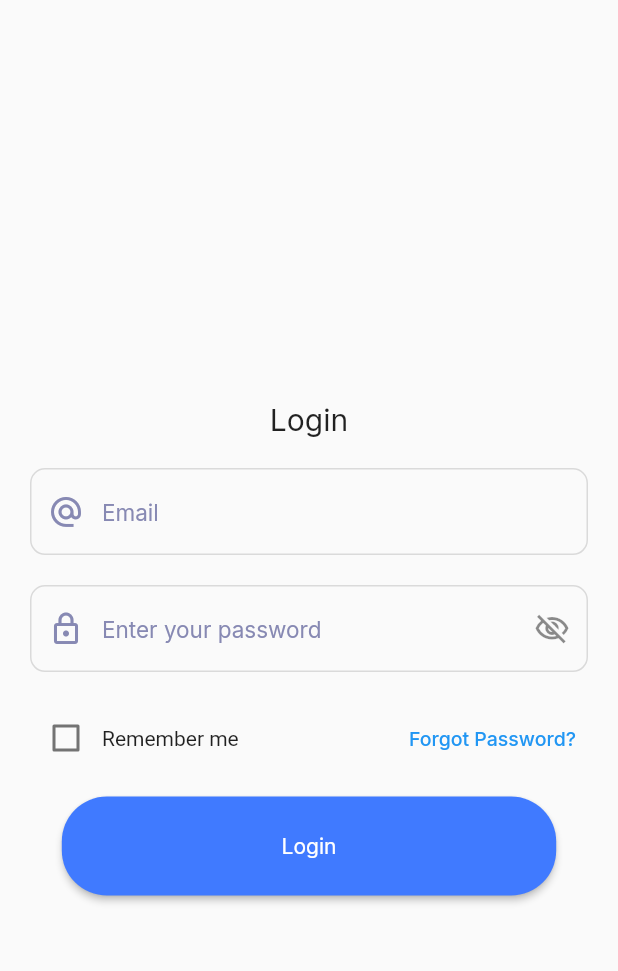
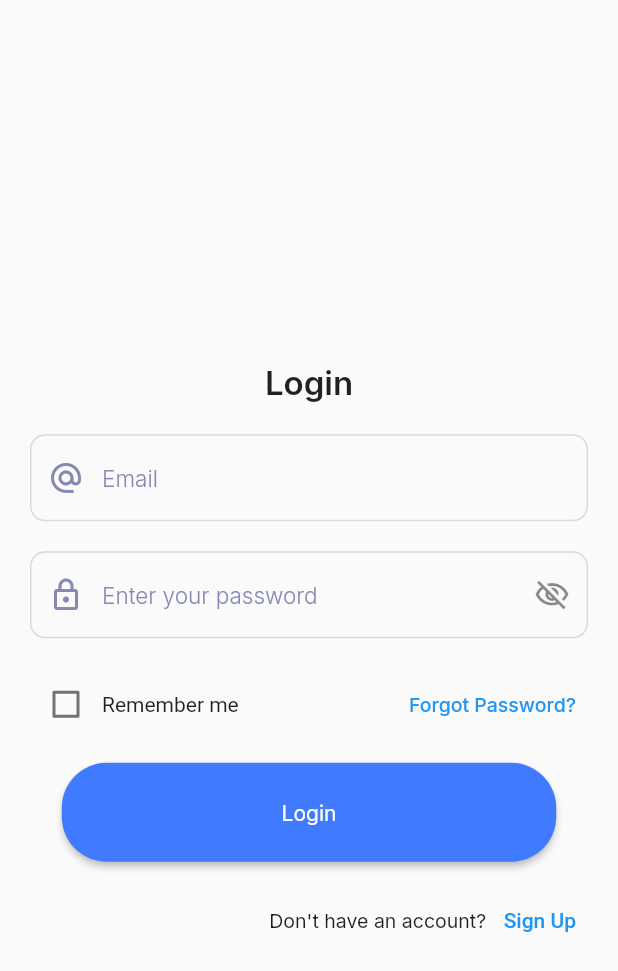
Before and after one commit to salemakowe/Spare, a Flutter app: the screen it shows after launch, after a tap on "Get Started", on a phone screen of 412 x 824 dp. Shown: the top 971 px of the screen. Run offline on Flutter 3.47's test engine with Material 2 defaults, Android fonts, the phone set to English and light mode, and no system bars; our stand-ins replace google_fonts, smooth_page_indicator.

Commit message:
SignUp Page

```diff
--- a/spare/lib/screens/login.dart
+++ b/spare/lib/screens/login.dart
@@ -2,6 +2,7 @@ import "package:flutter/material.dart";
 import 'package:google_fonts/google_fonts.dart';
 import 'package:spare/constants/color.dart';
 import 'package:spare/screens/home.dart';
+import 'package:spare/screens/signup.dart';
 import 'package:spare/widgets/button.dart';
 import 'package:spare/widgets/textfields.dart';
 
@@ -37,11 +38,13 @@ class _LoginPageState extends State<LoginPage> {
           children: [
             Row(
               mainAxisAlignment: MainAxisAlignment.center,
-              // crossAxisAlignment: CrossAxisAlignment.center,
               children: [
                 Text(
                   "Login",
-                  style: GoogleFonts.inter(fontSize: 20),
+                  style: GoogleFonts.inter(
+                    fontSize: 22,
+                    fontWeight: FontWeight.w600,
+                  ),
                 ),
               ],
             ),
@@ -110,23 +113,27 @@ class _LoginPageState extends State<LoginPage> {
               ),
             ),
 
-            // Row(
-            //   children: [
-            //     RichText(
-            //       text: TextSpan(
-            //         text: "Don't have an account?",
-            //         style: GoogleFonts.inter(
-            //           fontSize: 14,
-            //         ),
-            //         children: [
-            //           TextSpan(
-            //             text: ,
-            //           )
-            //         ]
-            //       ),
-            //     )
-            //   ],
-            // ),
+            Row(
+              mainAxisAlignment: MainAxisAlignment.end,
+              children: [
+                Text(
+                  "Don't have an account? ",
+                  style: GoogleFonts.inter(
+                    fontSize: 13,
+                  ),
+                ),
+                TextButton(
+                  onPressed: () {
+                    Navigator.of(context).pushReplacement(
+                      MaterialPageRoute(
+                        builder: ((context) => const SignUpPage()),
+                      ),
+                    );
+                  },
+                  child: const Text("Sign Up"),
+                ),
+              ],
+            ),
           ],
         ),
       ),
--- a/spare/lib/widgets/textfields.dart
+++ b/spare/lib/widgets/textfields.dart
@@ -33,6 +33,7 @@ class BuildInputFields extends StatelessWidget {
         hintText: hintText,
         hintStyle: GoogleFonts.inter(
           fontSize: 15,
+          fontWeight: FontWeight.w300,
           color: Kolors.textColor,
         ),
         enabledBorder: const OutlineInputBorder(
```
Also changed, not shown: spare/lib/screens/signup.dart (+145 -1 lines).
